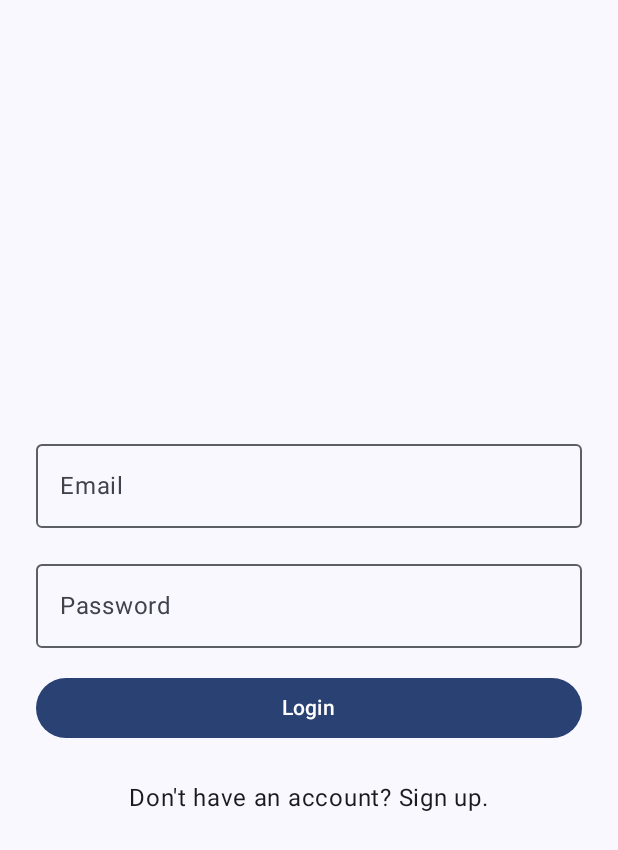
After one commit to Rizeq-D/ChatRoom-app, an Android app built with Jetpack Compose: the composable LoginScreen shown on its own in the app's theme, on a phone screen of 412 x 824 dp. The commit adds this screen. Shown: the top 850 px of the screen. Run offline under Robolectric (Android 15) with nearby library versions, the phone set to English and light mode, and no system bars.

Commit message:
added the LoginScreen file

```diff
--- /dev/null
+++ b/app/src/main/java/com/example/chatroomapp/screen/LoginScreen.kt
@@ -0,0 +1,78 @@
+package com.example.chatroomapp.screen
+
+import androidx.compose.foundation.clickable
+import androidx.compose.foundation.layout.Arrangement
+import androidx.compose.foundation.layout.Column
+import androidx.compose.foundation.layout.Spacer
+import androidx.compose.foundation.layout.fillMaxSize
+import androidx.compose.foundation.layout.fillMaxWidth
+import androidx.compose.foundation.layout.height
+import androidx.compose.foundation.layout.padding
+import androidx.compose.material3.Button
+import androidx.compose.material3.ExperimentalMaterial3Api
+import androidx.compose.material3.OutlinedTextField
+import androidx.compose.material3.Text
+import androidx.compose.runtime.Composable
+import androidx.compose.runtime.getValue
+import androidx.compose.runtime.mutableStateOf
+import androidx.compose.runtime.remember
+import androidx.compose.runtime.setValue
+import androidx.compose.ui.Alignment
+import androidx.compose.ui.Modifier
+import androidx.compose.ui.text.input.PasswordVisualTransformation
+import androidx.compose.ui.tooling.preview.Preview
+import androidx.compose.ui.unit.dp
+
+@OptIn(ExperimentalMaterial3Api::class)
+@Composable
+fun LoginScreen(
+
+) {
+    var email by remember { mutableStateOf("") }
+    var password by remember { mutableStateOf("") }
+
+    Column(
+        modifier = Modifier
+            .fillMaxSize()
+            .padding(16.dp),
+        verticalArrangement = Arrangement.Center,
+        horizontalAlignment = Alignment.CenterHorizontally
+    ){
+        OutlinedTextField(
+            value = email,
+            onValueChange = { email = it },
+            label = { Text("Email") },
+            modifier = Modifier
+                .fillMaxWidth()
+                .padding(8.dp)
+        )
+        OutlinedTextField(
+            value = password,
+            onValueChange = { password = it },
+            label = { Text("Password") },
+            modifier = Modifier
+                .fillMaxWidth()
+                .padding(8.dp),
+            visualTransformation = PasswordVisualTransformation()
+        )
+        Button(
+            onClick = {
+
+            },
+            modifier = Modifier
+                .fillMaxWidth()
+                .padding(8.dp)
+        ) {
+            Text("Login")
+        }
+        Spacer(modifier = Modifier.height(16.dp))
+        Text("Don't have an account? Sign up.",
+            modifier = Modifier.clickable {  }
+        )
+    }
+}
+@Preview
+@Composable
+fun LoginPreview() {
+    LoginScreen()
+}
```
Also changed, not shown: app/src/main/java/com/example/chatroomapp/MainActivity.kt (+8 -15 lines).
